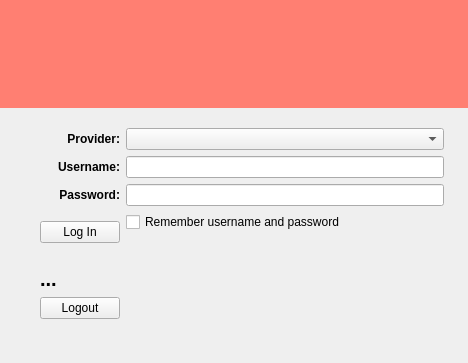
Qt form src/leap/bitmask/gui/ui/login.ui (leapcode/bitmask_client) before a commit.
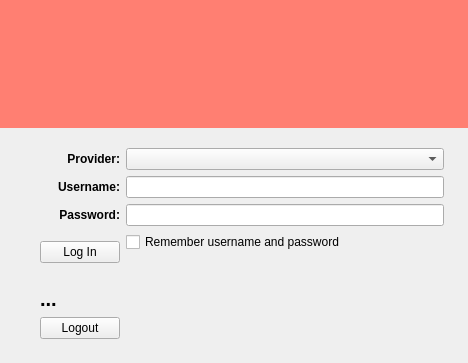
The same form after that commit. Icons and pictures are not drawn. Custom widgets are drawn as their Qt base class.

Commit message: login widget: tighten spacing, get rid of non-standard font family.

The edit to the form file:
```diff
--- a/src/leap/bitmask/gui/ui/login.ui
+++ b/src/leap/bitmask/gui/ui/login.ui
@@ -215,7 +215,7 @@
        <number>0</number>
       </property>
       <property name="bottomMargin">
-       <number>24</number>
+       <number>0</number>
       </property>
       <item row="1" column="1">
        <spacer name="horizontalSpacer">
@@ -255,7 +255,7 @@
        <widget class="QLabel" name="lblLoginStatus">
         <property name="styleSheet">
          <string notr="true">color: rgb(132, 132, 132);
-font: 75 12pt &quot;Lucida Grande&quot;;</string>
+font: 75 12pt;</string>
         </property>
         <property name="text">
          <string/>
```
